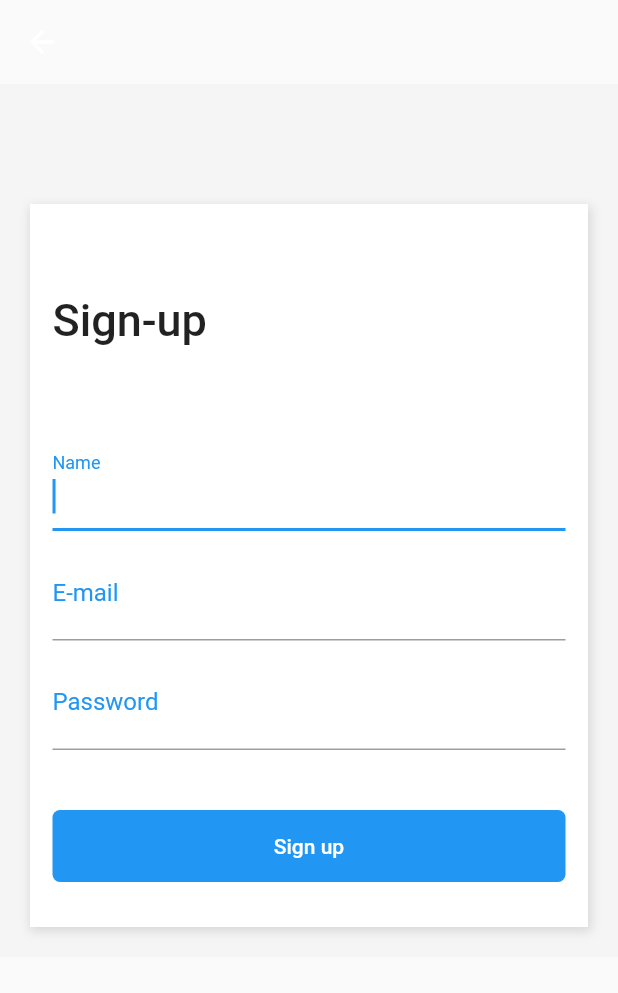
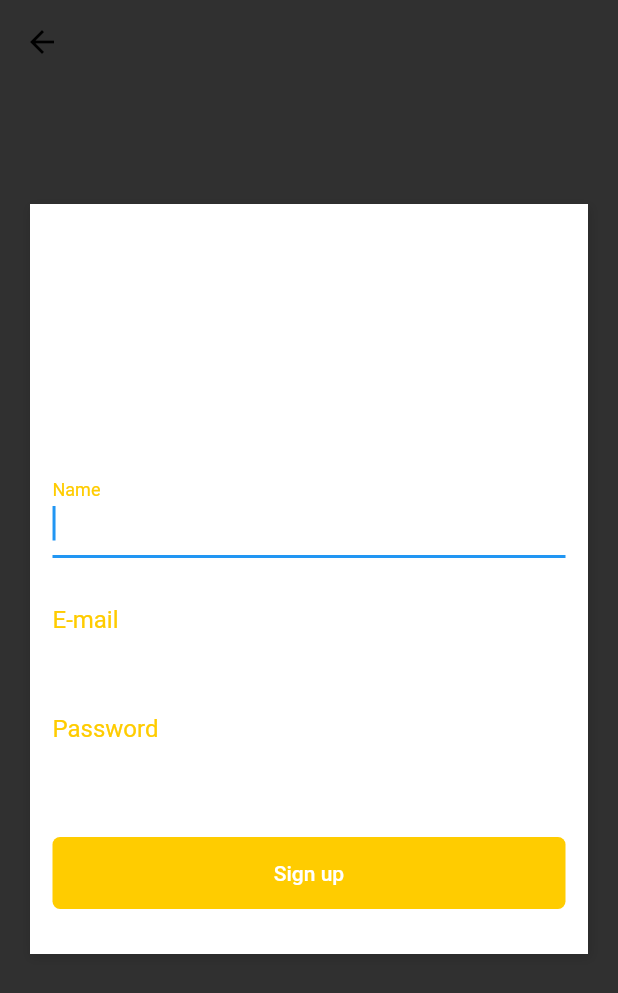
Before and after one commit to DiegoRomario/go_mall_flutter_app, a Flutter app: the screen it shows after launch, item 3 of the bottom bar chosen, after a tap on "Sign-up", on a phone screen of 412 x 824 dp. Shown: the top 993 px of the screen. Run offline on Flutter 3.47's test engine with Material 2 defaults, Android fonts, the phone set to English and light mode, and no system bars.

Commit message:
adding dark mode

```diff
--- a/lib/main.dart
+++ b/lib/main.dart
@@ -1,4 +1,7 @@
 import 'package:flutter/material.dart';
+import 'package:go_mall_flutter_app/themes/dark-yellow.theme.dart';
+import 'package:go_mall_flutter_app/themes/dark.theme.dart';
+import 'package:go_mall_flutter_app/themes/light.theme.dart';
 import 'pages/tabs.page.dart';
 
 void main() => runApp(MyApp());
@@ -10,9 +13,7 @@ class MyApp extends StatelessWidget {
     return MaterialApp(
       debugShowCheckedModeBanner: false,
       title: 'Flutter Demo',
-      theme: ThemeData(
-        primarySwatch: Colors.blue,
-      ),
+      theme: darkYellowTheme(),
       home: DefaultTabController(length: 3, child: TabsPage()),
     );
   }
--- a/lib/pages/home.page.dart
+++ b/lib/pages/home.page.dart
@@ -10,7 +10,6 @@ class HomePage extends StatelessWidget {
       body: SingleChildScrollView(
         child: Container(
           padding: EdgeInsets.all(15),
-          color: Color(0xFFF5F5F5),
           child: Column(
             crossAxisAlignment: CrossAxisAlignment.stretch,
             children: <Widget>[
@@ -23,7 +22,7 @@ class HomePage extends StatelessWidget {
               ),
               Text(
                 "Categories",
-                style: TextStyle(fontSize: 30),
+                style: Theme.of(context).textTheme.headline,
               ),
               SizedBox(
                 height: 30,
@@ -40,9 +39,7 @@ class HomePage extends StatelessWidget {
                 children: <Widget>[
                   Text(
                     "Best Selling",
-                    style: TextStyle(
-                      fontSize: 30,
-                    ),
+                    style: Theme.of(context).textTheme.headline,
                   ),
                   FlatButton(onPressed: () {}, child: Text("See All"))
                 ],
--- a/lib/pages/login.page.dart
+++ b/lib/pages/login.page.dart
@@ -1,8 +1,5 @@
 import 'package:flutter/material.dart';
 import 'package:go_mall_flutter_app/pages/signup.page.dart';
-
-import 'cart.page.dart';
-import 'home.page.dart';
 
 class LoginPage extends StatelessWidget {
   @override
@@ -10,13 +7,14 @@ class LoginPage extends StatelessWidget {
     return Scaffold(
         body: SingleChildScrollView(
       child: Container(
-        color: Color(0xFFF5F5F5),
         padding: EdgeInsets.only(top: 80, left: 20, right: 20, bottom: 40),
         child: Column(
           children: <Widget>[
             Container(
               height: 450,
-              decoration: BoxDecoration(color: Colors.white, boxShadow: [
+              decoration: BoxDecoration(
+                  color: Theme.of(context).accentColor,
+                  boxShadow: [
                     new BoxShadow(
                       color: Colors.black12,
                       offset: new Offset(1, 2.0),
@@ -35,14 +33,21 @@ class LoginPage extends StatelessWidget {
                           children: <Widget>[
                             Text(
                               "Welcome",
-                              style: TextStyle(
-                                  fontSize: 30, fontWeight: FontWeight.w500),
+                              style: Theme.of(context).textTheme.display2,
                             ),
-                            Text("Sign-in to continue")
+                            Text(
+                              "Sign-in to continue",
+                              style: Theme.of(context).textTheme.subhead,
+                            )
                           ],
                         ),
                         FlatButton(
-                            child: Text("Sign-up"),
+                            child: Text(
+                              "Sign-up",
+                              style: TextStyle(
+                                color: Theme.of(context).primaryColor,
+                              ),
+                            ),
                             onPressed: () {
                               Navigator.push(
                                 context,
@@ -69,6 +74,7 @@ class LoginPage extends StatelessWidget {
                       ),
                       style: TextStyle(
                         fontSize: 20,
+                        color: Theme.of(context).primaryColor,
                       ),
                     ),
                     SizedBox(
@@ -86,14 +92,22 @@ class LoginPage extends StatelessWidget {
                           fontSize: 16,
                         ),
                       ),
-                      style: TextStyle(fontSize: 20),
+                      style: TextStyle(
+                        fontSize: 20,
+                        color: Theme.of(context).primaryColor,
+                      ),
                     ),
                     Container(
                       alignment: Alignment.centerRight,
                       height: 40,
                       child: FlatButton(
                         onPressed: () {},
-                        child: Text("Forgot your password?"),
+                        child: Text(
+                          "Forgot your password?",
+                          style: TextStyle(
+                            color: Theme.of(context).primaryColor,
+                          ),
+                        ),
                       ),
                     ),
                     SizedBox(
@@ -110,7 +124,7 @@ class LoginPage extends StatelessWidget {
                       child: FlatButton(
                         onPressed: () {},
                         child: Text(
-                          "Sign Ina",
+                          "Sign In",
                           style: TextStyle(
                             color: Colors.white,
                           ),
--- a/lib/pages/signup.page.dart
+++ b/lib/pages/signup.page.dart
@@ -11,7 +11,6 @@ class SignupPage extends StatelessWidget {
         ),
         body: SingleChildScrollView(
           child: Container(
-            color: Color(0xFFF5F5F5),
             padding: EdgeInsets.only(top: 80, left: 20, right: 20, bottom: 20),
             child: Column(
               children: <Widget>[
@@ -36,8 +35,7 @@ class SignupPage extends StatelessWidget {
                         Text(
                           "Sign-up",
                           textAlign: TextAlign.left,
-                          style: TextStyle(
-                              fontSize: 30, fontWeight: FontWeight.w500),
+                          style: Theme.of(context).textTheme.display2,
                         ),
                         SizedBox(
                           height: 60,
@@ -55,6 +53,7 @@ class SignupPage extends StatelessWidget {
                           ),
                           style: TextStyle(
                             fontSize: 20,
+                            color: Theme.of(context).primaryColor,
                           ),
                         ),
                         SizedBox(
@@ -73,6 +72,7 @@ class SignupPage extends StatelessWidget {
                           ),
                           style: TextStyle(
                             fontSize: 20,
+                            color: Theme.of(context).primaryColor,
                           ),
                         ),
                         SizedBox(
@@ -92,6 +92,7 @@ class SignupPage extends StatelessWidget {
                           ),
                           style: TextStyle(
                             fontSize: 20,
+                            color: Theme.of(context).primaryColor,
                           ),
                         ),
                         SizedBox(
--- /dev/null
+++ b/lib/themes/dark-yellow.theme.dart
@@ -0,0 +1,46 @@
+import 'package:flutter/material.dart';
+
+const brightness = Brightness.dark;
+const primaryColor = const Color(0xFFFFCC00);
+const lightColor = const Color(0xFFFFFFFF);
+const backgroundColor = const Color(0xFFF5F5F5);
+
+ThemeData darkYellowTheme() {
+  return ThemeData(
+    // primarySwatch: primaryColor,
+    brightness: brightness,
+    // textTheme: new TextTheme(
+    //   body1: new TextStyle(color: Colors.red),
+    //   display4: new TextStyle(fontSize: 78),
+    //   button: new TextStyle(color: Colors.green),
+    // ),
+    // tabBarTheme:
+    // accentIconTheme:
+    // accentTextTheme:
+    // appBarTheme:
+    // bottomAppBarTheme:
+    // buttonTheme: new ButtonThemeData(
+    //   buttonColor: Colors.orange,
+    //   textTheme: ButtonTextTheme.primary,
+    // ),
+    // cardTheme: CardTheme(
+    //   elevation: 5,
+    //   color: Colors.indigo,
+    // ),
+    // chipTheme:
+    // dialogTheme:
+    // floatingActionButtonTheme:
+    // iconTheme:
+    // inputDecorationTheme:
+    // pageTransitionsTheme:
+    // primaryIconTheme:
+    // primaryTextTheme:
+    // sliderTheme:
+    primaryColor: primaryColor,
+    accentColor: Colors.black26,
+    // fontFamily: 'Montserrat',
+    // buttonColor: Color(0xFF00C569),
+    // // scaffoldBackgroundColor: backgroundColor,
+    // cardColor: Colors.white,
+  );
+}
--- a/lib/widgets/product/product-card-widget.dart
+++ b/lib/widgets/product/product-card-widget.dart
@@ -76,7 +76,7 @@ class ProductCard extends StatelessWidget {
             style: TextStyle(
               fontSize: 16,
               fontWeight: FontWeight.w900,
-              color: Colors.green,
+              color: Theme.of(context).primaryColor,
             ),
           )
         ],
--- a/lib/widgets/search-box.widget.dart
+++ b/lib/widgets/search-box.widget.dart
@@ -30,14 +30,14 @@ class SearchBox extends StatelessWidget {
                 border: InputBorder.none,
                 labelText: "Search...",
                 labelStyle: TextStyle(
-                  color: Colors.blue,
+                  color: Theme.of(context).primaryColor,
                   fontWeight: FontWeight.w300,
                   fontSize: 16,
                 ),
               ),
               style: TextStyle(
                 fontSize: 20,
-                color: Colors.blue,
+                color: Theme.of(context).primaryColor,
               ),
             ),
           )
```
Also changed, not shown: lib/pages/cart.page.dart (+14 -11 lines), lib/themes/dark.theme.dart (added, +46 -0 lines), lib/themes/light.theme.dart (added, +47 -0 lines). Lines whose indentation alone changed are shown as unchanged.
